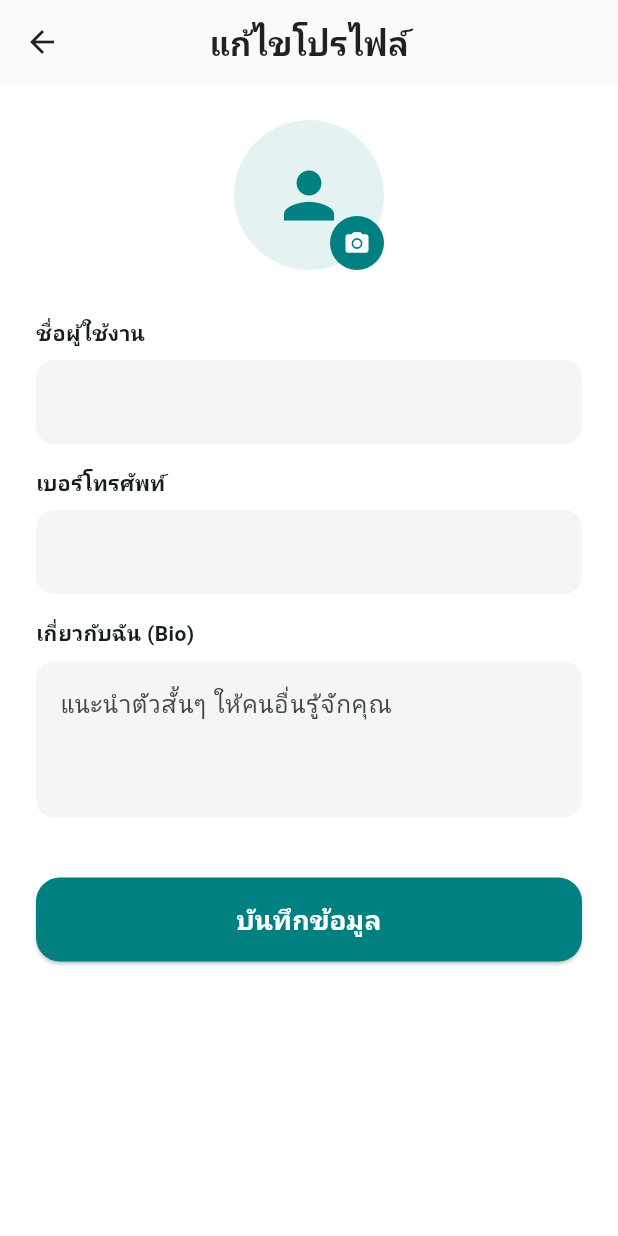
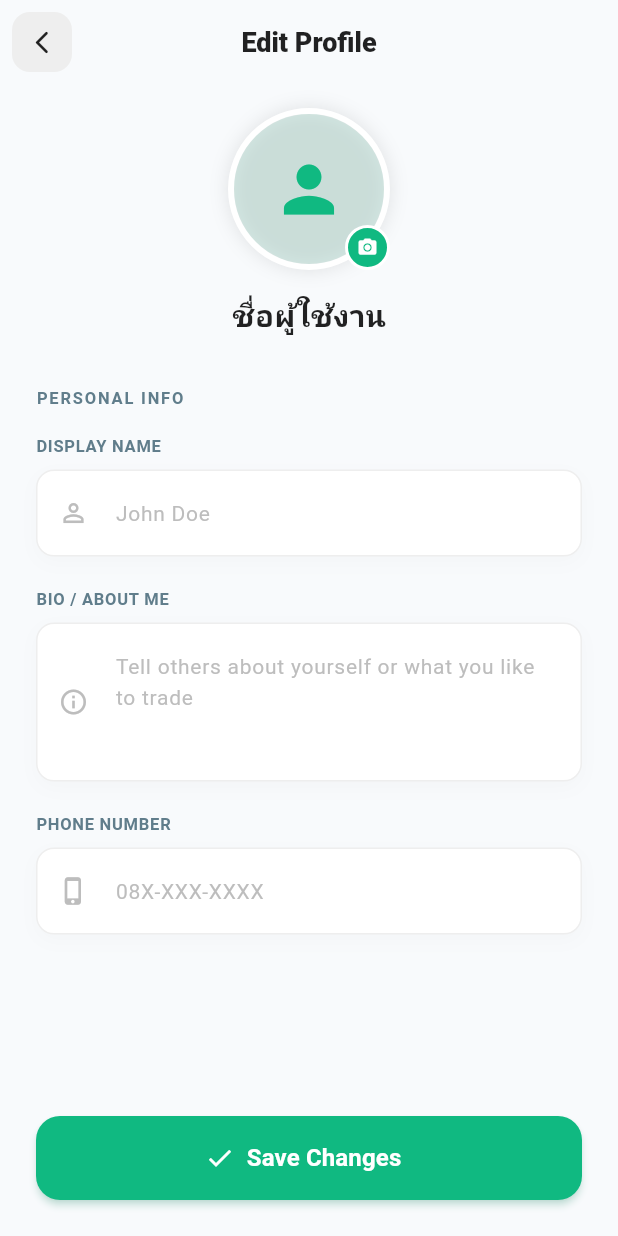
Before and after one commit to PattaraponKitcharoen/give_and_take, a Flutter app: the EditProfileScreen screen opened directly with empty values, on a phone screen of 412 x 824 dp. Run offline on Flutter 3.47's test engine with Material 3 defaults, Android fonts, the phone set to English and light mode, and no system bars; our stand-ins replace cloud_firestore, firebase_auth, firebase_core; accounts and stored records are empty.

Commit message:
style: redesign edit profile screen

```diff
--- a/lib/screens/edit_profile_screen.dart
+++ b/lib/screens/edit_profile_screen.dart
@@ -16,12 +16,13 @@ class _EditProfileScreenState extends State<EditProfileScreen> {
   late TextEditingController _telController;
   late TextEditingController _bioController;
   bool _isLoading = false;
-  final Color tealColor = const Color(0xFF008080);
+
+  final Color tealColor = const Color(0xFF10B981); // ปรับสี Teal ให้ตรงกับหน้า Register
+  final Color bgColor = const Color(0xFFF8FAFC);
 
   @override
   void initState() {
     super.initState();
-    // โหลดข้อมูลเดิมมาใส่ช่องกรอก (ถ้ามี)
     _nameController = TextEditingController(text: widget.currentData['name'] ?? '');
     _telController = TextEditingController(text: widget.currentData['tel'] ?? '');
     _bioController = TextEditingController(text: widget.currentData['bio'] ?? '');
@@ -41,8 +42,6 @@ class _EditProfileScreenState extends State<EditProfileScreen> {
     if (user == null) return;
 
     try {
-      // ใช้ SetOptions(merge: true) เพื่ออัปเดตเฉพาะฟิลด์ที่ส่งไป
-      // หรือสร้างเอกสารใหม่เลยถ้ายังไม่มีข้อมูลในระบบ
       await FirebaseFirestore.instance.collection('users').doc(user.uid).set({
         'user_id': user.uid,
         'email': user.email,
@@ -50,7 +49,6 @@ class _EditProfileScreenState extends State<EditProfileScreen> {
         'tel': _telController.text.trim(),
         'bio': _bioController.text.trim(),
         'updated_at': FieldValue.serverTimestamp(),
-        // ข้อมูลอื่นๆ เช่น coins_balance หรือ rating จะถูกเซ็ตตอน Register
       }, SetOptions(merge: true));
 
       if (mounted) {
@@ -66,69 +64,177 @@ class _EditProfileScreenState extends State<EditProfileScreen> {
     }
   }
 
+  // 🟢 ฟังก์ชันสร้าง TextField ให้ตรงกับสไตล์ในรูป
+  Widget _buildLabeledTextField({
+    required String label,
+    required TextEditingController controller,
+    required String hintText,
+    required IconData icon,
+    int maxLines = 1,
+  }) {
+    return Column(
+      crossAxisAlignment: CrossAxisAlignment.start,
+      children: [
+        Text(
+          label,
+          style: const TextStyle(fontSize: 11, fontWeight: FontWeight.bold, color: Colors.blueGrey, letterSpacing: 0.5),
+        ),
+        const SizedBox(height: 8),
+        Container(
+          decoration: BoxDecoration(
+            color: Colors.white,
+            borderRadius: BorderRadius.circular(12),
+            border: Border.all(color: Colors.grey.shade200),
+            boxShadow: [
+              BoxShadow(color: Colors.black.withOpacity(0.02), blurRadius: 10, offset: const Offset(0, 4)),
+            ],
+          ),
+          child: TextField(
+            controller: controller,
+            maxLines: maxLines,
+            keyboardType: maxLines > 1 ? TextInputType.multiline : TextInputType.text,
+            decoration: InputDecoration(
+              hintText: hintText,
+              hintStyle: TextStyle(color: Colors.grey.shade400, fontSize: 14),
+              prefixIcon: Icon(icon, color: Colors.grey.shade400, size: 20),
+              border: InputBorder.none,
+              contentPadding: const EdgeInsets.symmetric(vertical: 16, horizontal: 16),
+            ),
+          ),
+        ),
+        const SizedBox(height: 20),
+      ],
+    );
+  }
+
   @override
   Widget build(BuildContext context) {
     return Scaffold(
-      backgroundColor: Colors.white,
+      backgroundColor: bgColor,
       appBar: AppBar(
-        title: const Text('แก้ไขโปรไฟล์', style: TextStyle(color: Colors.black87, fontWeight: FontWeight.bold)),
+        title: const Text('Edit Profile', style: TextStyle(color: Colors.black87, fontWeight: FontWeight.w900, fontSize: 18)),
         centerTitle: true,
-        backgroundColor: Colors.white,
-        elevation: 0.5,
-        iconTheme: const IconThemeData(color: Colors.black87),
+        backgroundColor: bgColor,
+        elevation: 0,
+        leading: Padding(
+          padding: const EdgeInsets.all(8.0),
+          child: InkWell(
+            onTap: () => Navigator.pop(context),
+            borderRadius: BorderRadius.circular(12),
+            child: Container(
+              decoration: BoxDecoration(
+                color: Colors.grey.shade200,
+                borderRadius: BorderRadius.circular(12),
               ),
-      body: SingleChildScrollView(
-        padding: const EdgeInsets.all(24.0),
+              child: const Icon(Icons.arrow_back_ios_new_rounded, color: Colors.black87, size: 18),
+            ),
+          ),
+        ),
+      ),
+      body: SafeArea(
+        child: Column(
+          children: [
+            Expanded(
+              child: SingleChildScrollView(
+                padding: const EdgeInsets.symmetric(horizontal: 24.0, vertical: 16.0),
                 child: Column(
                   crossAxisAlignment: CrossAxisAlignment.start,
                   children: [
+                    // 🟢 ส่วนรูปโปรไฟล์
                     Center(
-              child: Stack(
+                      child: Column(
                         children: [
-                  CircleAvatar(radius: 50, backgroundColor: tealColor.withOpacity(0.1), child: Icon(Icons.person, size: 50, color: tealColor)),
+                          Stack(
+                            children: [
+                              Container(
+                                decoration: BoxDecoration(
+                                  shape: BoxShape.circle,
+                                  border: Border.all(color: Colors.white, width: 4),
+                                  boxShadow: [BoxShadow(color: Colors.black.withOpacity(0.1), blurRadius: 10)],
+                                ),
+                                child: CircleAvatar(
+                                  radius: 50,
+                                  backgroundColor: tealColor.withOpacity(0.1),
+                                  child: Icon(Icons.person, size: 50, color: tealColor),
+                                ),
+                              ),
                               Positioned(
                                 bottom: 0, right: 0,
-                    child: CircleAvatar(backgroundColor: tealColor, radius: 18, child: const Icon(Icons.camera_alt, size: 18, color: Colors.white)),
+                                child: Container(
+                                  padding: const EdgeInsets.all(6),
+                                  decoration: BoxDecoration(
+                                    color: tealColor,
+                                    shape: BoxShape.circle,
+                                    border: Border.all(color: Colors.white, width: 2),
+                                  ),
+                                  child: const Icon(Icons.camera_alt, size: 14, color: Colors.white),
+                                ),
                               )
+                            ],
+                          ),
+                          const SizedBox(height: 16),
+                          Text(
+                            _nameController.text.isNotEmpty ? _nameController.text : 'ชื่อผู้ใช้งาน',
+                            style: const TextStyle(fontSize: 20, fontWeight: FontWeight.bold, color: Colors.black87),
+                          ),
                         ],
                       ),
                     ),
                     const SizedBox(height: 32),
 
-            const Text('ชื่อผู้ใช้งาน', style: TextStyle(fontWeight: FontWeight.bold)),
-            const SizedBox(height: 8),
-            TextField(
-              controller: _nameController,
-              decoration: InputDecoration(filled: true, fillColor: Colors.grey.shade100, border: OutlineInputBorder(borderRadius: BorderRadius.circular(12), borderSide: BorderSide.none)),
+                    // 🟢 หัวข้อ Section
+                    const Text(
+                      'PERSONAL INFO',
+                      style: TextStyle(fontSize: 11, fontWeight: FontWeight.bold, color: Colors.blueGrey, letterSpacing: 1.2),
                     ),
                     const SizedBox(height: 16),
 
-            const Text('เบอร์โทรศัพท์', style: TextStyle(fontWeight: FontWeight.bold)),
-            const SizedBox(height: 8),
-            TextField(
+                    // 🟢 ฟอร์มกรอกข้อมูล
+                    _buildLabeledTextField(
+                      label: 'DISPLAY NAME',
+                      controller: _nameController,
+                      hintText: 'John Doe',
+                      icon: Icons.person_outline,
+                    ),
+
+                    _buildLabeledTextField(
+                      label: 'BIO / ABOUT ME',
+                      controller: _bioController,
+                      hintText: 'Tell others about yourself or what you like to trade',
+                      icon: Icons.info_outline,
+                      maxLines: 3,
+                    ),
+
+                    _buildLabeledTextField(
+                      label: 'PHONE NUMBER',
                       controller: _telController,
-              keyboardType: TextInputType.phone,
-              decoration: InputDecoration(filled: true, fillColor: Colors.grey.shade100, border: OutlineInputBorder(borderRadius: BorderRadius.circular(12), borderSide: BorderSide.none)),
+                      hintText: '08X-XXX-XXXX',
+                      icon: Icons.phone_iphone_outlined,
                     ),
-            const SizedBox(height: 16),
+                  ],
+                ),
+              ),
+            ),
 
-            const Text('เกี่ยวกับฉัน (Bio)', style: TextStyle(fontWeight: FontWeight.bold)),
-            const SizedBox(height: 8),
-            TextField(
-              controller: _bioController,
-              maxLines: 3,
-              decoration: InputDecoration(hintText: 'แนะนำตัวสั้นๆ ให้คนอื่นรู้จักคุณ', filled: true, fillColor: Colors.grey.shade100, border: OutlineInputBorder(borderRadius: BorderRadius.circular(12), borderSide: BorderSide.none)),
+            // 🟢 ปุ่ม Save ที่ล็อคติดขอบล่างเสมอ
+            Container(
+              padding: const EdgeInsets.all(24.0),
+              decoration: BoxDecoration(
+                color: bgColor,
               ),
-            const SizedBox(height: 40),
-
-            SizedBox(
-              width: double.infinity, height: 56,
-              child: ElevatedButton(
+              child: ElevatedButton.icon(
                 onPressed: _isLoading ? null : _saveProfile,
-                style: ElevatedButton.styleFrom(backgroundColor: tealColor, shape: RoundedRectangleBorder(borderRadius: BorderRadius.circular(16))),
-                child: _isLoading
-                    ? const CircularProgressIndicator(color: Colors.white)
-                    : const Text('บันทึกข้อมูล', style: TextStyle(fontSize: 18, fontWeight: FontWeight.bold, color: Colors.white)),
+                icon: _isLoading ? const SizedBox() : const Icon(Icons.check, color: Colors.white, size: 20),
+                label: _isLoading
+                    ? const SizedBox(height: 20, width: 20, child: CircularProgressIndicator(color: Colors.white, strokeWidth: 2))
+                    : const Text('Save Changes', style: TextStyle(fontSize: 16, fontWeight: FontWeight.bold, color: Colors.white)),
+                style: ElevatedButton.styleFrom(
+                  backgroundColor: tealColor,
+                  minimumSize: const Size(double.infinity, 56),
+                  shape: RoundedRectangleBorder(borderRadius: BorderRadius.circular(16)),
+                  elevation: 2,
+                  shadowColor: tealColor.withOpacity(0.4),
+                ),
               ),
             ),
           ],
```
Lines whose indentation alone changed are shown as unchanged.
